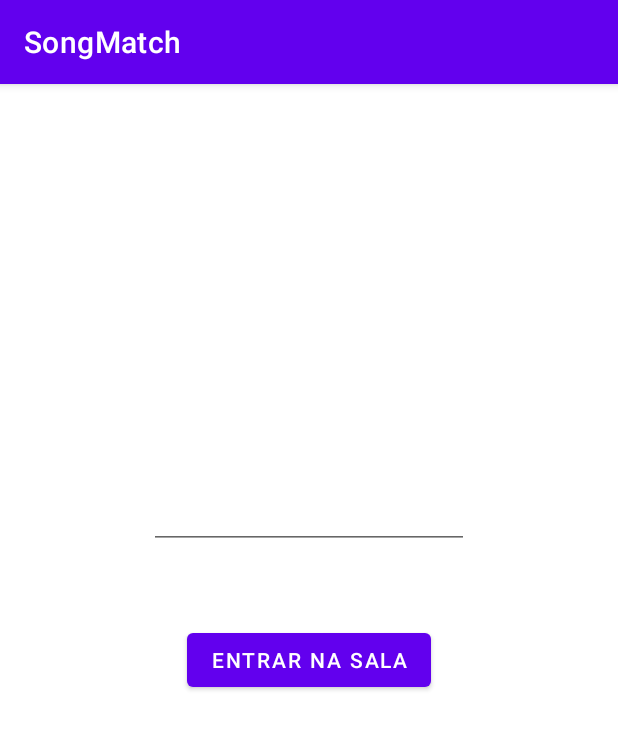
After one commit to Gabriel-Oliveira-Borges/SongsMatchAndroid, an Android app: the JoinRoomFragment screen opened through its navigation route, on a phone screen of 412 x 824 dp. The commit adds this screen. Shown: the top 729 px of the screen. Run offline under Robolectric (Android 15) with nearby library versions, the phone set to English and light mode, and no system bars; our stand-ins replace Dagger/Hilt's generated code, data binding; libraries missing offline, so code that uses them is left out: com.spotify.sdk.

Commit message:
Join room presentation layer added

```diff
--- /dev/null
+++ b/app/src/main/java/com/example/songmatch/mainMenu/presentation/JoinRoomFragment.kt
@@ -0,0 +1,39 @@
+package com.example.songmatch.mainMenu.presentation
+
+import android.os.Bundle
+import android.view.LayoutInflater
+import android.view.View
+import android.view.ViewGroup
+import androidx.fragment.app.viewModels
+import com.example.songmatch.databinding.JoinRoomFragmentBinding
+import com.example.songmatch.core.presentation.BaseFragment
+import dagger.hilt.android.AndroidEntryPoint
+
+@AndroidEntryPoint
+class JoinRoomFragment : BaseFragment() {
+    private val viewModel: JoinRoomViewModel by viewModels()
+
+    override fun onCreateView(
+        inflater: LayoutInflater,
+        container: ViewGroup?,
+        savedInstanceState: Bundle?
+    ): View {
+        return JoinRoomFragmentBinding.inflate(inflater, container, false).apply {
+            this.viewModel = this@JoinRoomFragment.viewModel
+            this.lifecycleOwner = this@JoinRoomFragment.viewLifecycleOwner
+        }.root
+    }
+
+    companion object {
+        fun newInstance() = JoinRoomFragment()
+    }
+}
+
+//O que falta fazer:
+//            2 - Criar o projeto no firebase
+//            3 - Colocar o firebase no projeto. Subir todas as músicas do usuário lá.
+//            4 - Criar sala
+//            5 - Entrar na sala
+//            6 - Tela da sala. Mostrar quantas pessoas estao nela. Quando tiver mais que 2, criar playlist com as músicas já subidas no firebase!
+//            7 - Tela de player e recicle view das músicas(se der tempo)
+//            6 - Ajustes finos de design
--- /dev/null
+++ b/app/src/main/java/com/example/songmatch/mainMenu/presentation/JoinRoomViewModel.kt
@@ -0,0 +1,22 @@
+package com.example.songmatch.mainMenu.presentation
+
+import com.example.songmatch.core.presentation.BaseViewModel
+import com.example.songmatch.mainMenu.presentation.model.JoinRoomViewAction
+import com.example.songmatch.mainMenu.presentation.model.JoinRoomViewState
+import dagger.hilt.android.lifecycle.HiltViewModel
+import javax.inject.Inject
+
+@HiltViewModel()
+class JoinRoomViewModel @Inject constructor(
+
+) : BaseViewModel<JoinRoomViewAction, JoinRoomViewState>() {
+    override val viewState = JoinRoomViewState()
+
+    override fun dispatchViewAction(action: JoinRoomViewAction) {
+
+    }
+
+    fun onJoinRoomPressed() {
+
+    }
+}
--- a/app/src/main/java/com/example/songmatch/mainMenu/presentation/RoomSelectionViewModel.kt
+++ b/app/src/main/java/com/example/songmatch/mainMenu/presentation/MainManuViewModel.kt
@@ -4,21 +4,21 @@ import android.util.Log
 import androidx.lifecycle.viewModelScope
 import com.example.songmatch.core.presentation.BaseViewModel
 import com.example.songmatch.core.useCase.GetCurrentUserUseCase
-import com.example.songmatch.mainMenu.presentation.model.RoomSelectionViewAction
-import com.example.songmatch.mainMenu.presentation.model.RoomSelectionViewState
+import com.example.songmatch.mainMenu.presentation.model.MainMenuViewAction
+import com.example.songmatch.mainMenu.presentation.model.MainMenuViewState
 import dagger.hilt.android.lifecycle.HiltViewModel
 import kotlinx.coroutines.launch
 import javax.inject.Inject
 
 @HiltViewModel()
-class RoomSelectionViewModel @Inject constructor(
+class MainManuViewModel @Inject constructor(
     private val getCurrentUserUseCase: GetCurrentUserUseCase
-): BaseViewModel<RoomSelectionViewAction, RoomSelectionViewState>() {
-    override val viewState = RoomSelectionViewState()
+): BaseViewModel<MainMenuViewAction, MainMenuViewState>() {
+    override val viewState = MainMenuViewState()
 
-    override fun dispatchViewAction(action: RoomSelectionViewAction) {
+    override fun dispatchViewAction(action: MainMenuViewAction) {
         when (action) {
-            is RoomSelectionViewAction.Init -> getCurrentUser()
+            is MainMenuViewAction.Init -> getCurrentUser()
         }
     }
 
@@ -27,7 +27,7 @@ class RoomSelectionViewModel @Inject constructor(
     }
 
     fun onJoinRoom() {
-        Log.d("RoomSelection","on join Room")
+        viewState.action.postValue(MainMenuViewState.Action.NavigateToJoinRoom)
     }
 
     private fun getCurrentUser() {
--- /dev/null
+++ b/app/src/main/java/com/example/songmatch/mainMenu/presentation/MainMenuFragment.kt
@@ -0,0 +1,49 @@
+package com.example.songmatch.mainMenu.presentation
+
+import android.os.Bundle
+import android.view.LayoutInflater
+import android.view.View
+import android.view.ViewGroup
+import androidx.fragment.app.viewModels
+import com.example.songmatch.core.presentation.BaseFragment
+import com.example.songmatch.databinding.MainMenuFragmentBinding
+import com.example.songmatch.mainMenu.presentation.model.MainMenuViewAction
+import com.example.songmatch.mainMenu.presentation.model.MainMenuViewState
+import dagger.hilt.android.AndroidEntryPoint
+
+@AndroidEntryPoint
+class MainMenuFragment: BaseFragment() {
+    private val viewModel: MainManuViewModel by viewModels()
+
+    override fun onCreateView(
+        inflater: LayoutInflater,
+        container: ViewGroup?,
+        savedInstanceState: Bundle?
+    ): View {
+        return MainMenuFragmentBinding.inflate(inflater, container, false).apply {
+            viewModel = this@MainMenuFragment.viewModel
+            this.lifecycleOwner = this@MainMenuFragment.viewLifecycleOwner
+            observeActions()
+        }.root
+    }
+
+    override fun onCreate(savedInstanceState: Bundle?) {
+        super.onCreate(savedInstanceState)
+        viewModel.dispatchViewAction(MainMenuViewAction.Init)
+    }
+
+    //TODO: Qual é o melhor lugar para se observar as ações?
+    private fun observeActions() {
+        viewModel.viewState.action.observe(viewLifecycleOwner) {
+            when(it) {
+                is MainMenuViewState.Action.NavigateToJoinRoom -> {
+                    navController.navigate(MainMenuFragmentDirections.actionRoomSelectionFragmentToJoinRoomFragment())
+                }
+            }
+        }
+    }
+
+    companion object {
+        fun newInstance() = MainMenuFragment()
+    }
+}
--- /dev/null
+++ b/app/src/main/java/com/example/songmatch/mainMenu/presentation/model/JoinRoomViewState.kt
@@ -0,0 +1,7 @@
+package com.example.songmatch.mainMenu.presentation.model
+
+import androidx.lifecycle.MutableLiveData
+
+class JoinRoomViewState {
+    var roomCode = MutableLiveData<String>()
+}
--- /dev/null
+++ b/app/src/main/java/com/example/songmatch/mainMenu/presentation/model/MainMenuViewAction.kt
@@ -0,0 +1,5 @@
+package com.example.songmatch.mainMenu.presentation.model
+
+sealed class MainMenuViewAction  {
+    object Init: MainMenuViewAction()
+}
--- a/app/src/main/java/com/example/songmatch/mainMenu/presentation/model/RoomSelectionViewState.kt
+++ b/app/src/main/java/com/example/songmatch/mainMenu/presentation/model/MainMenuViewState.kt
@@ -2,6 +2,11 @@ package com.example.songmatch.mainMenu.presentation.model
 
 import androidx.lifecycle.MutableLiveData
 
-class RoomSelectionViewState {
+class MainMenuViewState {
     val greetings = MutableLiveData<String>()
+    val action = MutableLiveData<Action>()
+
+    sealed class Action {
+        object NavigateToJoinRoom : Action()
+    }
 }
--- a/app/src/main/java/com/example/songmatch/mainMenu/presentation/model/RoomSelectionViewAction.kt
+++ /dev/null
@@ -1,5 +0,0 @@
-package com.example.songmatch.mainMenu.presentation.model
-
-sealed class RoomSelectionViewAction  {
-    object Init: RoomSelectionViewAction()
-}
--- /dev/null
+++ b/app/src/main/res/layout/join_room_fragment.xml
@@ -0,0 +1,40 @@
+<?xml version="1.0" encoding="utf-8"?>
+<layout xmlns:app="http://schemas.android.com/apk/res-auto"
+    xmlns:tools="http://schemas.android.com/tools"
+    xmlns:android="http://schemas.android.com/apk/res/android">
+    <data>
+        <variable
+            name="viewModel"
+            type="com.example.songmatch.mainMenu.presentation.JoinRoomViewModel" />
+    </data>
+    <androidx.constraintlayout.widget.ConstraintLayout
+        android:layout_width="match_parent"
+        android:layout_height="match_parent"
+        tools:context=".mainMenu.presentation.JoinRoomFragment">
+        <Button
+            android:onClick="@{() -> viewModel.onJoinRoomPressed()}"
+            android:text="Entrar na sala"
+            android:id="@+id/button3"
+            android:layout_width="wrap_content"
+            android:layout_height="wrap_content"
+            app:layout_constraintBottom_toBottomOf="parent"
+            app:layout_constraintEnd_toEndOf="parent"
+            app:layout_constraintStart_toStartOf="parent"
+            app:layout_constraintTop_toTopOf="parent" />
+
+        <EditText
+            android:text="@={viewModel.viewState.roomCode}"
+            android:id="@+id/editTextNumber"
+            android:layout_width="wrap_content"
+            android:layout_height="50dp"
+            android:layout_marginStart="25dp"
+            android:layout_marginEnd="25dp"
+            android:layout_marginBottom="50dp"
+            android:ems="10"
+            android:inputType="number"
+            app:layout_constraintBottom_toTopOf="@+id/button3"
+            app:layout_constraintEnd_toEndOf="parent"
+            app:layout_constraintStart_toStartOf="parent" />
+
+    </androidx.constraintlayout.widget.ConstraintLayout>
+</layout>
--- a/app/src/main/res/layout/room_selection.xml
+++ b/app/src/main/res/layout/main_menu_fragment.xml
@@ -6,7 +6,7 @@
     <data>
         <variable
             name="viewModel"
-            type="com.example.songmatch.mainMenu.presentation.RoomSelectionViewModel" />
+            type="com.example.songmatch.mainMenu.presentation.MainManuViewModel" />
     </data>
     <androidx.constraintlayout.widget.ConstraintLayout
         android:layout_width="match_parent"
--- a/app/src/main/res/navigation/main_nav_graph.xml
+++ b/app/src/main/res/navigation/main_nav_graph.xml
@@ -5,8 +5,19 @@
     android:id="@+id/main_nav_graph"
     app:startDestination="@id/roomSelectionFragment">
     <fragment
-        tools:layout="@layout/room_selection"
+        tools:layout="@layout/main_menu_fragment"
         android:id="@+id/roomSelectionFragment"
-        android:name="com.example.songmatch.mainMenu.presentation.RoomSelectionFragment"
-        android:label="RoomSelectionFragment" />
+        android:name="com.example.songmatch.mainMenu.presentation.MainMenuFragment"
+        android:label="RoomSelectionFragment" >
+        <action
+            android:id="@+id/action_roomSelectionFragment_to_joinRoomFragment"
+            app:destination="@id/joinRoomFragment"
+            app:popUpTo="@id/roomSelectionFragment"
+            app:popUpToInclusive="true" />
+    </fragment>
+    <fragment
+        tools:layout="@layout/join_room_fragment"
+        android:id="@+id/joinRoomFragment"
+        android:name="com.example.songmatch.mainMenu.presentation.JoinRoomFragment"
+        android:label="JoinRoomFragment" />
 </navigation>
--- a/app/src/main/res/navigation/nav_graph.xml
+++ b/app/src/main/res/navigation/nav_graph.xml
@@ -14,14 +14,12 @@
     <action
         android:id="@+id/action_global_to_authentication_nav_graph"
         app:destination="@id/authentication_nav_graph"
-        app:popUpToInclusive="true"
-        app:popUpTo="@id/initFragment"/>
+       />
 
     <action
         android:id="@+id/action_global_to_main_nav_graph"
         app:destination="@id/main_nav_graph"
-        app:popUpToInclusive="true"
-        app:popUpTo="@id/initFragment" />
+        />
 
     <!-- Authentication flow -->
     <include app:graph="@navigation/authentication_nav_graph" />
```
Also changed, not shown: app/src/main/java/com/example/songmatch/mainMenu/presentation/RoomSelectionFragment.kt (deleted, +0 -36 lines), app/src/main/java/com/example/songmatch/mainMenu/presentation/model/JoinRoomViewAction.kt (added, +7 -0 lines).
